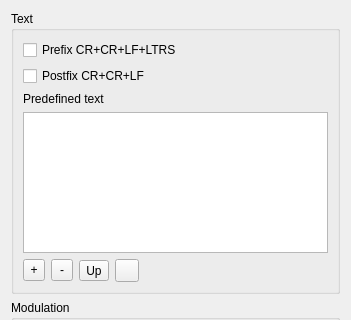
This is plugins/channeltx/modpsk31/psk31modtxsettingsdialog.ui in f4exb/sdrangel as Qt 5 draws it before an edit; both pictures show x 0 to 351 and y 0 to 320 of the 351 by 554 pixel window. The edited form follows.
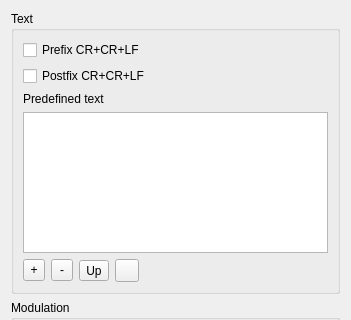
This is the edited form. Icons and pictures are not drawn.

```diff
--- a/plugins/channeltx/modpsk31/psk31modtxsettingsdialog.ui
+++ b/plugins/channeltx/modpsk31/psk31modtxsettingsdialog.ui
@@ -32,7 +32,7 @@
          <string>Prefix text with carriage returns, line feed and switch to letters</string>
         </property>
         <property name="text">
-         <string>Prefix CR+CR+LF+LTRS</string>
+         <string>Prefix CR+CR+LF</string>
         </property>
        </widget>
       </item>
```
Left out of the diff: 2 changed lines with no effect on the pictures.
